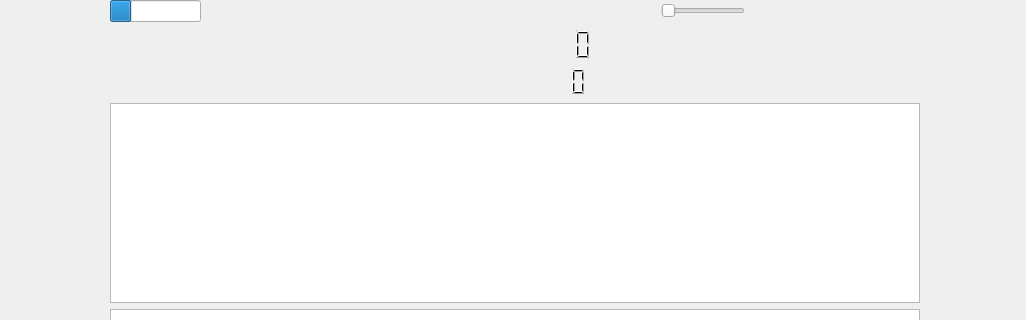
The window that ui/qt/faces/standard/StandardFace.ui (murray-lang/nexusdr) describes before a commit, drawn with Qt 5; both pictures show x 0 to 1026 and y 0 to 320 of the 1026 by 506 pixel window.
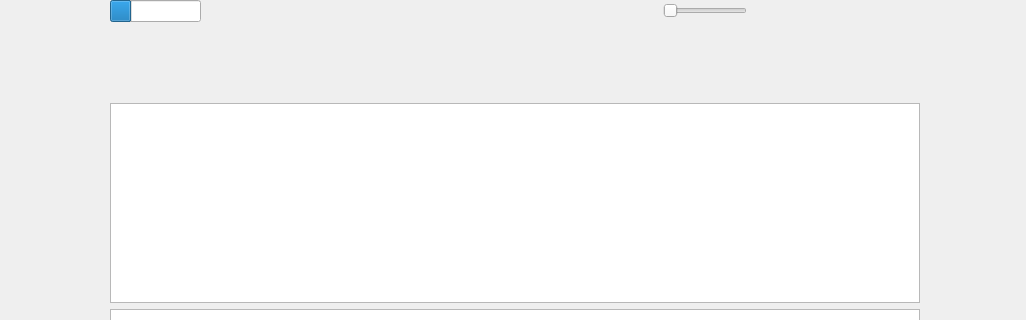
The same window after the commit. Custom widgets are drawn as their Qt base class.

Commit message: Added frequency readout widget

Diff of the .ui file:
```diff
--- a/ui/qt/faces/standard/StandardFace.ui
+++ b/ui/qt/faces/standard/StandardFace.ui
@@ -40,18 +40,76 @@
    </property>
    <layout class="QGridLayout" name="gridLayout">
     <item row="1" column="0" colspan="2">
-     <widget class="QLCDNumber" name="cursorFrequencyLcd">
-      <property name="font">
-       <font>
-        <italic>true</italic>
-        <bold>true</bold>
-       </font>
+     <widget class="QWidget" name="frequencyReadoutHost" native="true">
+      <layout class="QHBoxLayout" name="frequencyReadoutHostLayout">
+       <property name="leftMargin">
+        <number>0</number>
+       </property>
+       <property name="topMargin">
+        <number>0</number>
+       </property>
+       <property name="rightMargin">
+        <number>0</number>
+       </property>
+       <property name="bottomMargin">
+        <number>0</number>
+       </property>
+       <property name="spacing">
+        <number>0</number>
+       </property>
+       <item>
+        <spacer name="frequencyReadoutLeftSpacer">
+         <property name="orientation">
+          <enum>Qt::Horizontal</enum>
+         </property>
+         <property name="sizeHint" stdset="0">
+          <size>
+           <width>40</width>
+           <height>20</height>
+          </size>
+         </property>
+        </spacer>
+       </item>
+       <item>
+        <widget class="QWidget" name="frequencyReadoutSlot" native="true">
+         <property name="sizePolicy">
+          <sizepolicy hsizetype="Preferred" vsizetype="Preferred">
+           <horstretch>0</horstretch>
+           <verstretch>0</verstretch>
+          </sizepolicy>
+         </property>
+        </widget>
+       </item>
+       <item>
+        <spacer name="frequencyReadoutRightSpacer">
+         <property name="orientation">
+          <enum>Qt::Horizontal</enum>
+         </property>
+         <property name="sizeHint" stdset="0">
+          <size>
+           <width>40</width>
+           <height>20</height>
+          </size>
+         </property>
+        </spacer>
+       </item>
+      </layout>
+     </widget>
+    </item>
+
+    <item row="2" column="0" colspan="2">
+     <widget class="QChartView" name="panadapterView">
+      <property name="sizePolicy">
+       <sizepolicy hsizetype="Minimum" vsizetype="Fixed">
+        <horstretch>0</horstretch>
+        <verstretch>0</verstretch>
+       </sizepolicy>
       </property>
-      <property name="frameShape">
-       <enum>QFrame::NoFrame</enum>
-      </property>
-      <property name="digitCount">
-       <number>10</number>
+      <property name="minimumSize">
+       <size>
+        <width>700</width>
+        <height>200</height>
+       </size>
       </property>
      </widget>
     </item>
@@ -103,32 +161,6 @@
       </property>
      </widget>
     </item>
-    <item row="2" column="0" colspan="2">
-     <widget class="QLCDNumber" name="centreFrequencyLcd">
-      <property name="frameShape">
-       <enum>QFrame::NoFrame</enum>
-      </property>
-      <property name="digitCount">
-       <number>10</number>
-      </property>
-     </widget>
-    </item>
-    <item row="3" column="0" colspan="2">
-     <widget class="QChartView" name="panadapterView">
-      <property name="sizePolicy">
-       <sizepolicy hsizetype="Minimum" vsizetype="Fixed">
-        <horstretch>0</horstretch>
-        <verstretch>0</verstretch>
-       </sizepolicy>
-      </property>
-      <property name="minimumSize">
-       <size>
-        <width>700</width>
-        <height>200</height>
-       </size>
-      </property>
-     </widget>
-    </item>
    </layout>
   </widget>
  </widget>
```
Left out of the diff: 6 changed lines with no effect on the pictures. The commit also changes 45 other files.
